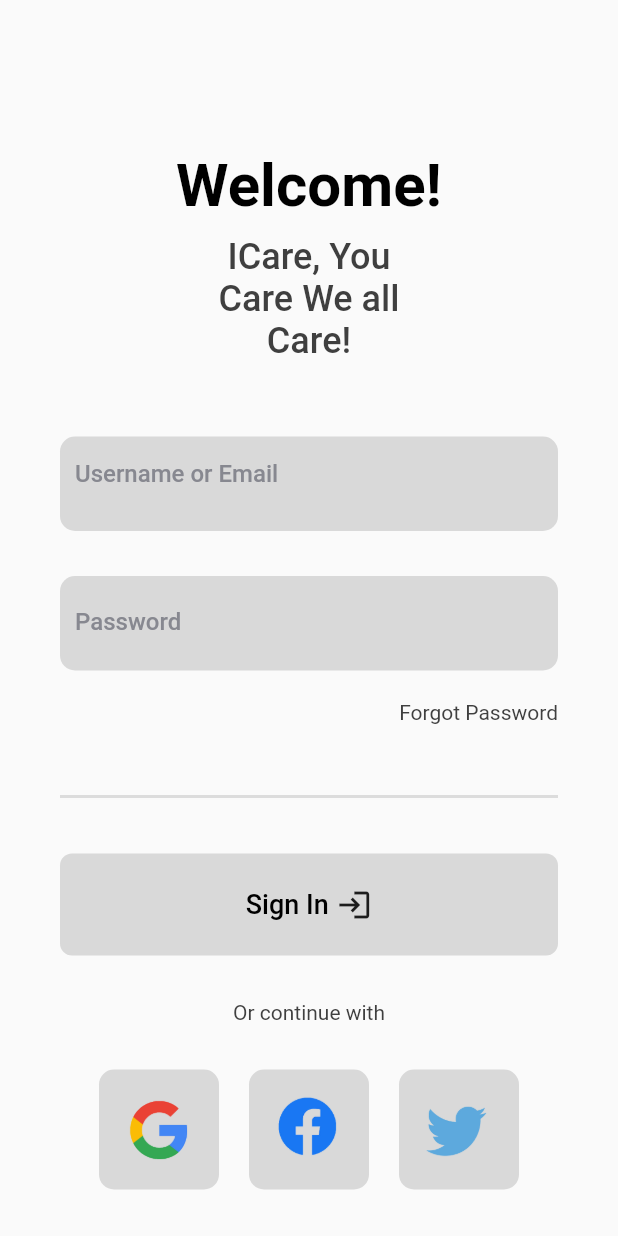
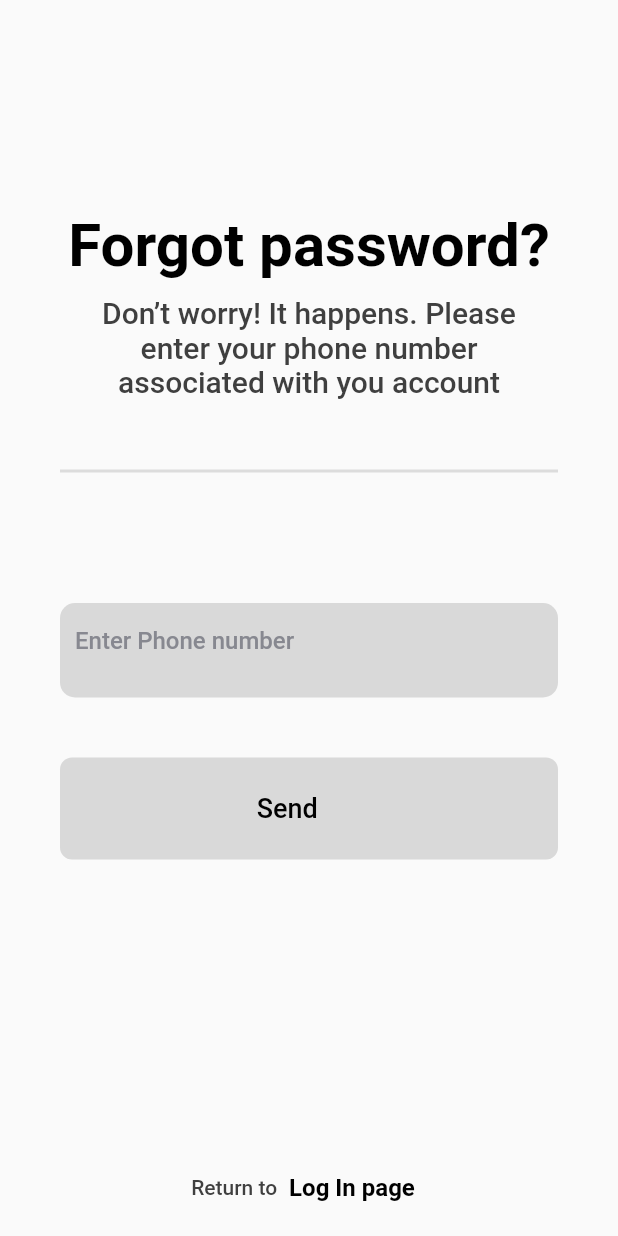
Before and after one commit to gelila24/Solve-It, a Flutter app: the screen it shows after launch, after a tap on "Forgot Password", on a phone screen of 412 x 824 dp. Run offline on Flutter 3.47's test engine with Material 2 defaults, Android fonts, the phone set to English and light mode, and no system bars; our stand-ins replace get, get_storage.

Commit message:
Finished sign in UI

```diff
--- a/lib/shared/routes/app_pages.dart
+++ b/lib/shared/routes/app_pages.dart
@@ -1,5 +1,8 @@
 import 'package:get/get.dart';
 import 'package:solve/shared/routes/app_routes.dart';
+import 'package:solve/ui/pages/auth/confirmation/forgot_password.dart';
+import 'package:solve/ui/pages/auth/confirmation/recover_password.dart';
+import 'package:solve/ui/pages/auth/confirmation/reset_password.dart';
 import 'package:solve/ui/pages/auth/sign_in.dart';
 import 'package:solve/ui/pages/auth/sign_up.dart';
 
@@ -12,6 +15,18 @@ abstract class AppPages {
     GetPage(
       name: Routes.signup,
       page: () => SignUpPage(),
+    ),
+    GetPage(
+      name: Routes.forgotPassword,
+      page: () => ForgotPasswordPage(),
+    ),
+    GetPage(
+      name: Routes.recoverPassword,
+      page: () => RecoverPasswordPage(),
+    ),
+    GetPage(
+      name: Routes.resetPassword,
+      page: () => ResetPasswordPage(),
     )
   ];
 }
--- a/lib/shared/routes/app_routes.dart
+++ b/lib/shared/routes/app_routes.dart
@@ -2,4 +2,7 @@ abstract class Routes {
   //auth
   static const signin = "/signinpage";
   static const signup = "/signuppage";
+  static const forgotPassword = "/forgotpassword";
+  static const recoverPassword = "/recoverPassword";
+  static const resetPassword = "/resetpassword";
 }
--- a/lib/shared/themes/app_theme.dart
+++ b/lib/shared/themes/app_theme.dart
@@ -50,7 +50,7 @@ class AppTheme {
   static const TextStyle thinTextStyle = TextStyle(
     fontSize: 14,
     color: textBlack,
-    fontWeight: FontWeight.w400,
+    fontWeight: FontWeight.w500,
   );
 
   static const TextStyle articleTextStyle = TextStyle(
@@ -74,8 +74,8 @@ class AppTheme {
     fontWeight: FontWeight.w500,
   );
   static const TextStyle titleStyle3 = TextStyle(
-    fontSize: 18,
-    color: textGrey,
+    fontSize: 20,
+    color: textBlack,
     fontWeight: FontWeight.w500,
   );
   static const TextStyle titleStyle4 = TextStyle(
--- /dev/null
+++ b/lib/ui/pages/auth/confirmation/forgot_password.dart
@@ -0,0 +1,105 @@
+import 'package:flutter/material.dart';
+import 'package:get/get.dart';
+import 'package:solve/shared/routes/app_routes.dart';
+import 'package:solve/shared/themes/app_theme.dart';
+import 'package:solve/ui/widgets/custom_textfield.dart';
+import 'package:solve/ui/widgets/rectangular_button.dart';
+
+class ForgotPasswordPage extends StatefulWidget {
+  ForgotPasswordPage({Key? key}) : super(key: key);
+
+  @override
+  State<ForgotPasswordPage> createState() => _ForgotPasswordPageState();
+}
+
+class _ForgotPasswordPageState extends State<ForgotPasswordPage> {
+  final TextEditingController _phoneController = TextEditingController();
+  final TextEditingController _passwordController = TextEditingController();
+  final TextEditingController _forgotEmailController = TextEditingController();
+
+  bool isPasswordVisible = false;
+
+  @override
+  Widget build(BuildContext context) {
+    return Scaffold(
+        body: Stack(
+      children: [
+        SingleChildScrollView(
+          child: Padding(
+            padding: const EdgeInsets.only(left: 40, right: 40, top: 140),
+            child:
+                Column(crossAxisAlignment: CrossAxisAlignment.start, children: [
+              Center(
+                child: Column(
+                  children: [
+                    const Text(
+                      "Forgot password?",
+                      style: AppTheme.titleStyle,
+                    ),
+                    SizedBox(
+                      height: 10,
+                    ),
+                    SizedBox(
+                      width: 320,
+                      child: const Text(
+                        "Don’t worry! It happens. Please enter your phone number associated with you account",
+                        style: AppTheme.titleStyle3,
+                        textAlign: TextAlign.center,
+                      ),
+                    ),
+                  ],
+                ),
+              ),
+              const SizedBox(
+                height: 40,
+              ),
+              Divider(
+                thickness: 2,
+              ),
+              const SizedBox(
+                height: 70,
+              ),
+              CustomTextField(
+                hintText: "Enter Phone number",
+                controller: _phoneController,
+                keyboardType: TextInputType.emailAddress,
+              ),
+              const SizedBox(
+                height: 30,
+              ),
+              RectangularButton(
+                  label: "Send",
+                  onPressed: () {
+                    Get.toNamed(Routes.recoverPassword);
+                  }),
+              const SizedBox(
+                height: 30,
+              ),
+              SizedBox(
+                height: MediaQuery.of(context).size.height * 0.2,
+              ),
+              Row(
+                mainAxisAlignment: MainAxisAlignment.center,
+                children: [
+                  const Text(
+                    "Return to",
+                    style: AppTheme.thinTextStyle,
+                  ),
+                  TextButton(
+                    onPressed: () {
+                      Get.toNamed(Routes.signin);
+                    },
+                    child: const Text(
+                      "Log In page",
+                      style: AppTheme.buttonLabelStyle2,
+                    ),
+                  ),
+                ],
+              )
+            ]),
+          ),
+        ),
+      ],
+    ));
+  }
+}
--- a/lib/ui/pages/auth/sign_in.dart
+++ b/lib/ui/pages/auth/sign_in.dart
@@ -78,7 +78,9 @@ class _SignInPageState extends State<SignInPage> {
                 height: 10,
               ),
               InkWell(
-                onTap: () {},
+                onTap: () {
+                  Get.toNamed(Routes.forgotPassword);
+                },
                 child: const Align(
                   alignment: Alignment.centerRight,
                   child: Text(
```
Also changed, not shown: lib/ui/pages/auth/confirmation/recover_password.dart (added, +106 -0 lines), lib/ui/pages/auth/confirmation/reset_password.dart (added, +108 -0 lines), lib/ui/pages/auth/sign_up.dart (+7 -16 lines).
